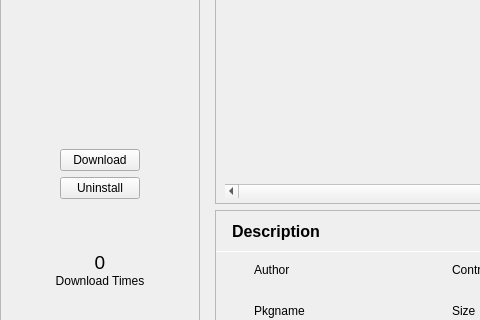
The window that src/pages/appintopage.ui (spark-store-project/spark-store) describes before a commit, drawn with Qt 5; both pictures show x 0 to 480 and y 127 to 447 of the 806 by 601 pixel window.
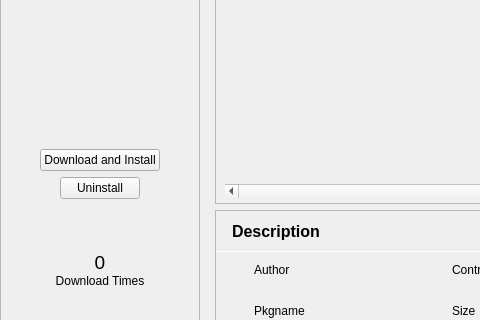
The same window after the commit. Icons and pictures are not drawn.

```diff
--- a/src/pages/appintopage.ui
+++ b/src/pages/appintopage.ui
@@ -241,7 +241,7 @@
               </sizepolicy>
              </property>
              <property name="text">
-              <string>Download</string>
+              <string>Download and Install</string>
              </property>
             </widget>
            </item>
```
